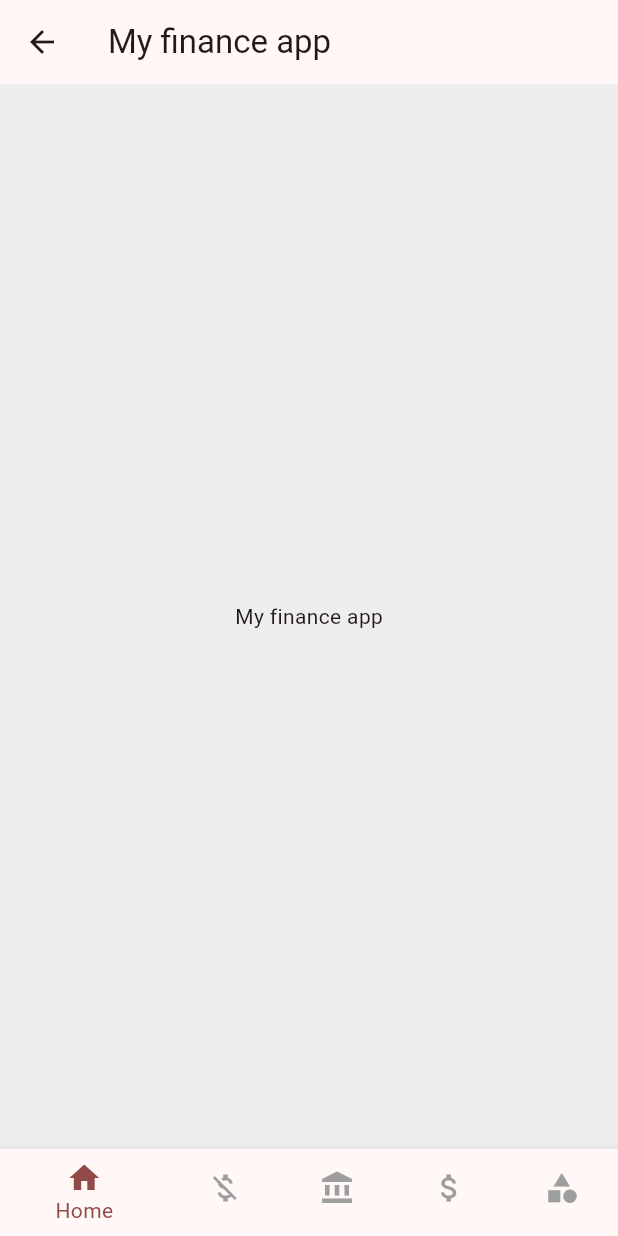
After one commit to oscarkemuel/my-finance-mobile, a Flutter app: the TabsScreen screen opened directly, on a phone screen of 412 x 824 dp. The commit adds this screen. Run offline on Flutter 3.47's test engine with Material 3 defaults, Android fonts, the phone set to English and light mode, and no system bars.

Commit message:
feat(routes): init tab screen

```diff
--- a/lib/main.dart
+++ b/lib/main.dart
@@ -3,6 +3,7 @@ import 'package:my_finance/models/bank.dart';
 import 'package:my_finance/models/category.dart';
 import 'package:my_finance/models/expense.dart';
 import 'package:my_finance/models/income.dart';
+import 'package:my_finance/utils/app_routes.dart';
 import 'package:my_finance/widgets/bank_list.dart';
 import 'package:my_finance/widgets/expense_list.dart';
 
@@ -22,8 +23,12 @@ class MyApp extends StatelessWidget {
           scaffoldBackgroundColor: Colors.grey[200],
           useMaterial3: true,
         ),
-      home: const MyHomePage(title: 'My finance app'),
-    );
+        // home: const MyHomePage(title: 'My finance app'),
+        initialRoute: '/',
+        routes: {
+          AppRoutes.HOME: (context) =>
+              const MyHomePage(title: 'My finance app'),
+        });
   }
 }
 
--- /dev/null
+++ b/lib/screens/tabs_screen.dart
@@ -0,0 +1,63 @@
+import 'package:flutter/material.dart';
+
+class TabsScreen extends StatefulWidget {
+  @override
+  State<TabsScreen> createState() => _TabsScreenState();
+}
+
+class _TabsScreenState extends State<TabsScreen> {
+  int _selectedScreenIndex = 0;
+
+  List<Widget> _screens = [
+    const Center(
+      child: Text('Home'),
+    ),
+    const Center(
+      child: Text('Despesas'),
+    ),
+    const Center(
+      child: Text('Bancos'),
+    ),
+    const Center(
+      child: Text('Receitas'),
+    ),
+    const Center(
+      child: Text('Categorias'),
+    ),
+  ];
+
+  @override
+  Widget build(BuildContext context) {
+    return Scaffold(
+        appBar: AppBar(
+          title: const Text('My finance app'),
+        ),
+        body: const Center(
+          child: Text('My finance app'),
+        ),
+        bottomNavigationBar: BottomNavigationBar(
+          items: const [
+            BottomNavigationBarItem(
+              icon: Icon(Icons.home),
+              label: 'Home',
+            ),
+            BottomNavigationBarItem(
+              icon: Icon(Icons.money_off),
+              label: 'Despesas',
+            ),
+            BottomNavigationBarItem(
+              icon: Icon(Icons.account_balance),
+              label: 'Bancos',
+            ),
+            BottomNavigationBarItem(
+                icon: Icon(Icons.attach_money), label: 'Receitas'),
+            BottomNavigationBarItem(
+              icon: Icon(Icons.category),
+              label: 'Categorias',
+            ),
+          ],
+          selectedItemColor: Theme.of(context).colorScheme.primary,
+          unselectedItemColor: Colors.grey,
+        ));
+  }
+}
--- /dev/null
+++ b/lib/utils/app_routes.dart
@@ -0,0 +1,7 @@
+class AppRoutes {
+  static const HOME = '/';
+  static const EXPENSES = '/expenses';
+  static const INCOMES = '/incomes';
+  static const BANKS = '/banks';
+  static const CATEGORIES = '/categories';
+}
```
Lines whose indentation alone changed are shown as unchanged.
